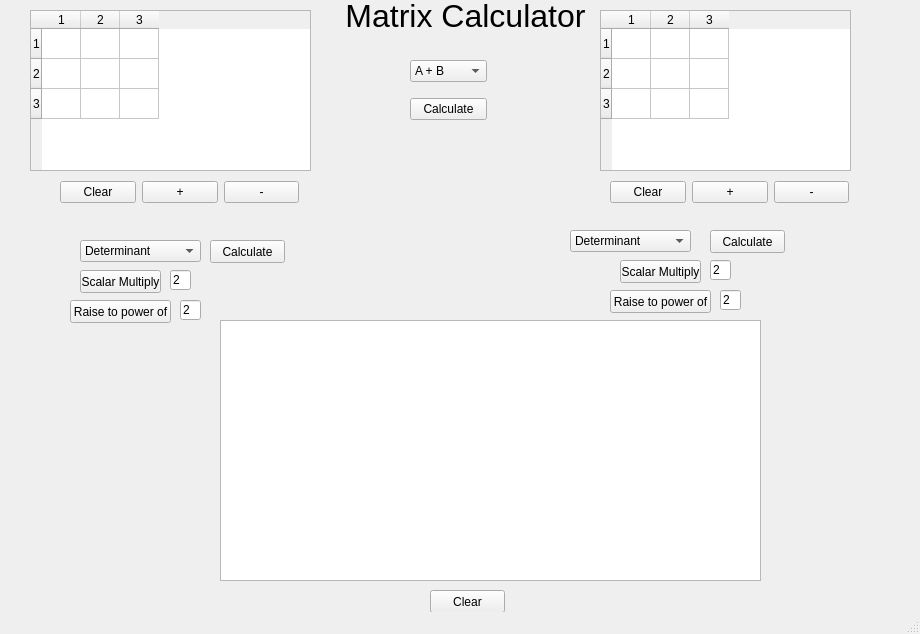
Before: the Qt Designer form mainwindow.ui in justinhay14/Matrix-Calulator-cpp, drawn with Qt 5.
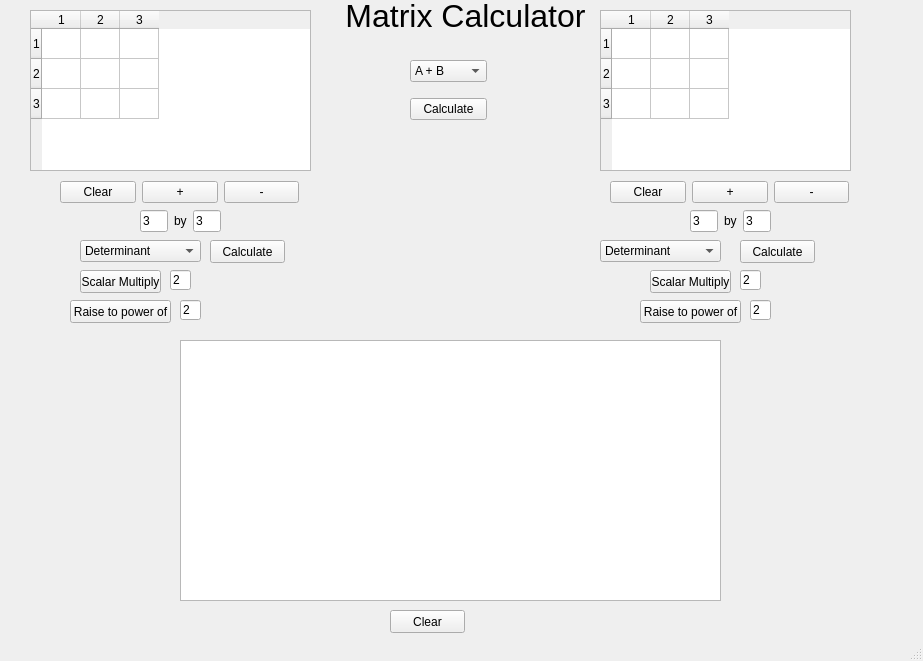
After: the same form once the commit is applied.

Commit message: added custom matrix ui

Diff of the .ui file:
```diff
--- a/mainwindow.ui
+++ b/mainwindow.ui
@@ -6,8 +6,8 @@
    <rect>
     <x>0</x>
     <y>0</y>
-    <width>920</width>
-    <height>634</height>
+    <width>923</width>
+    <height>661</height>
    </rect>
   </property>
   <property name="windowTitle">
@@ -401,8 +401,8 @@
    <widget class="QPushButton" name="pushButton_12">
     <property name="geometry">
      <rect>
-      <x>710</x>
-      <y>230</y>
+      <x>740</x>
+      <y>240</y>
       <width>75</width>
       <height>23</height>
      </rect>
@@ -414,8 +414,8 @@
    <widget class="QComboBox" name="comboBox_3">
     <property name="geometry">
      <rect>
-      <x>570</x>
-      <y>230</y>
+      <x>600</x>
+      <y>240</y>
       <width>121</width>
       <height>22</height>
      </rect>
@@ -444,8 +444,8 @@
    <widget class="QLineEdit" name="lineEdit_3">
     <property name="geometry">
      <rect>
-      <x>720</x>
-      <y>290</y>
+      <x>750</x>
+      <y>300</y>
       <width>21</width>
       <height>20</height>
      </rect>
@@ -457,8 +457,8 @@
    <widget class="QPushButton" name="pushButton_13">
     <property name="geometry">
      <rect>
-      <x>620</x>
-      <y>260</y>
+      <x>650</x>
+      <y>270</y>
       <width>81</width>
       <height>23</height>
      </rect>
@@ -470,8 +470,8 @@
    <widget class="QPushButton" name="pushButton_14">
     <property name="geometry">
      <rect>
-      <x>610</x>
-      <y>290</y>
+      <x>640</x>
+      <y>300</y>
       <width>101</width>
       <height>23</height>
      </rect>
@@ -483,8 +483,8 @@
    <widget class="QLineEdit" name="lineEdit_4">
     <property name="geometry">
      <rect>
-      <x>710</x>
-      <y>260</y>
+      <x>740</x>
+      <y>270</y>
       <width>21</width>
       <height>20</height>
      </rect>
@@ -496,8 +496,8 @@
    <widget class="QTextBrowser" name="textBrowser">
     <property name="geometry">
      <rect>
-      <x>220</x>
-      <y>320</y>
+      <x>180</x>
+      <y>340</y>
       <width>541</width>
       <height>261</height>
      </rect>
@@ -648,8 +648,8 @@
    <widget class="QPushButton" name="pushButton_15">
     <property name="geometry">
      <rect>
-      <x>430</x>
-      <y>590</y>
+      <x>390</x>
+      <y>610</y>
       <width>75</width>
       <height>23</height>
      </rect>
@@ -658,6 +658,72 @@
      <string>Clear</string>
     </property>
    </widget>
+   <widget class="QWidget" name="layoutWidget_2">
+    <property name="geometry">
+     <rect>
+      <x>690</x>
+      <y>210</y>
+      <width>81</width>
+      <height>22</height>
+     </rect>
+    </property>
+    <layout class="QHBoxLayout" name="horizontalLayout_4">
+     <item>
+      <widget class="QLineEdit" name="lineEdit_7">
+       <property name="text">
+        <string>3</string>
+       </property>
+      </widget>
+     </item>
+     <item>
+      <widget class="QLabel" name="label_3">
+       <property name="text">
+        <string>by</string>
+       </property>
+      </widget>
+     </item>
+     <item>
+      <widget class="QLineEdit" name="lineEdit_8">
+       <property name="text">
+        <string>3</string>
+       </property>
+      </widget>
+     </item>
+    </layout>
+   </widget>
+   <widget class="QWidget" name="">
+    <property name="geometry">
+     <rect>
+      <x>140</x>
+      <y>210</y>
+      <width>81</width>
+      <height>22</height>
+     </rect>
+    </property>
+    <layout class="QHBoxLayout" name="horizontalLayout_3">
+     <item>
+      <widget class="QLineEdit" name="lineEdit_5">
+       <property name="text">
+        <string>3</string>
+       </property>
+      </widget>
+     </item>
+     <item>
+      <widget class="QLabel" name="label_2">
+       <property name="text">
+        <string>by</string>
+       </property>
+      </widget>
+     </item>
+     <item>
+      <widget class="QLineEdit" name="lineEdit_6">
+       <property name="text">
+        <string>3</string>
+       </property>
+      </widget>
+     </item>
+    </layout>
+   </widget>
   </widget>
   <widget class="QStatusBar" name="statusbar"/>
  </widget>
```
